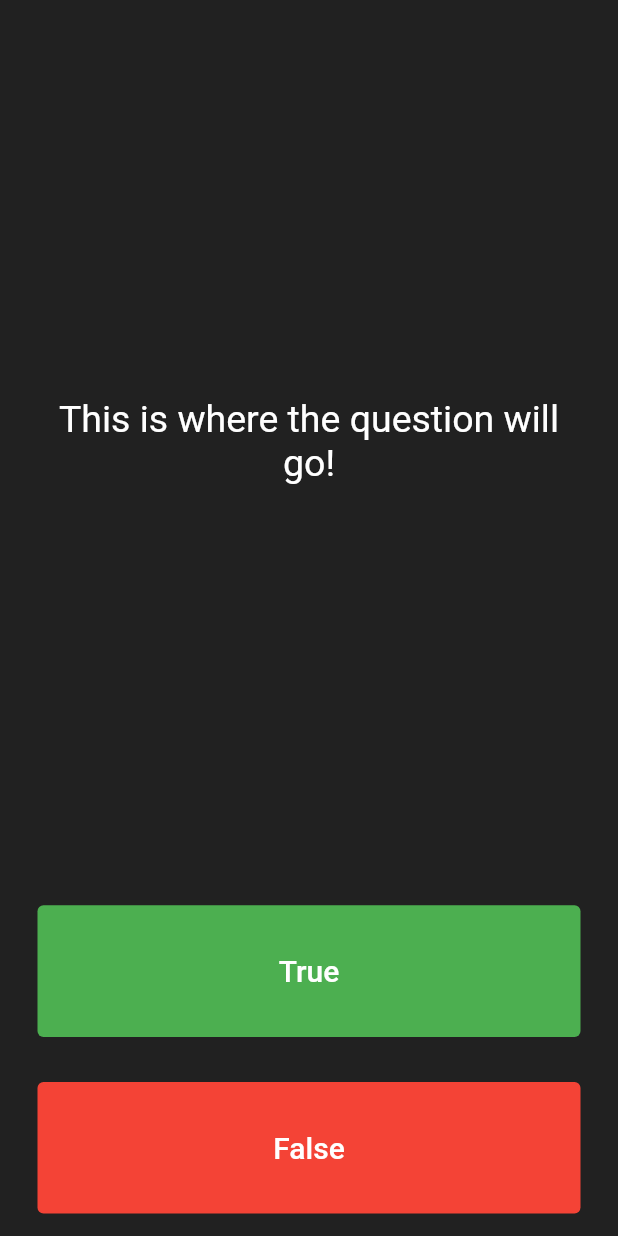
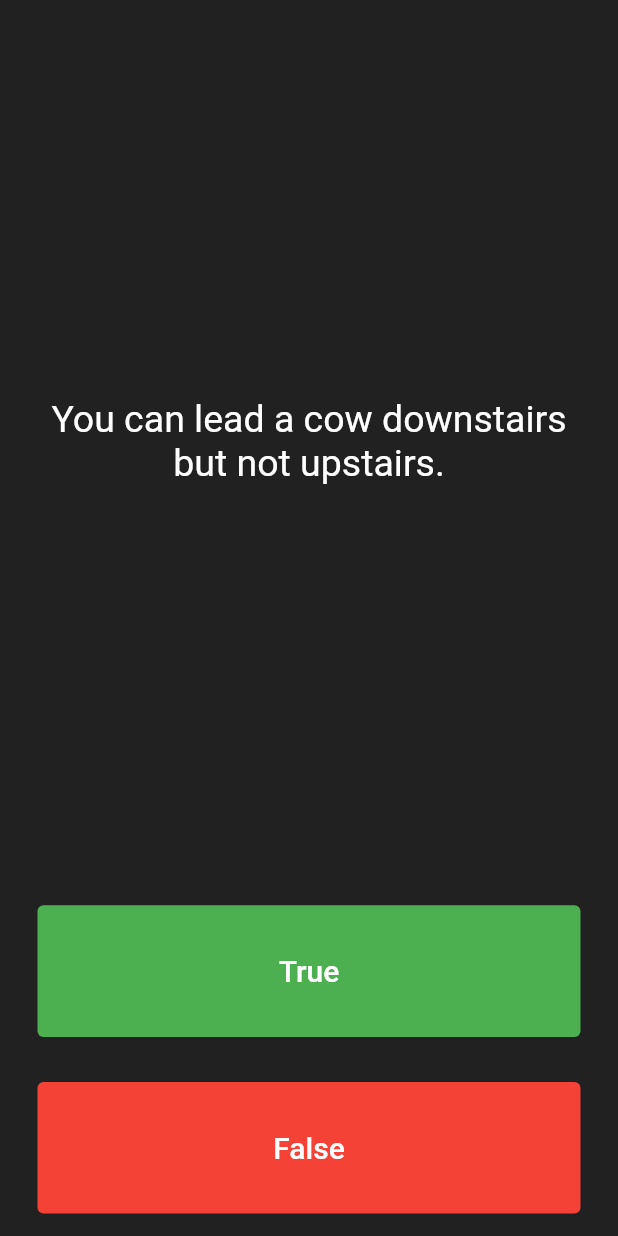
Before and after one commit to G-Shack/flutter_quizzler, a Flutter app: the screen it shows after launch, after a tap on "True", on a phone screen of 412 x 824 dp. Run offline on Flutter 3.47's test engine with Material 2 defaults, Android fonts, the phone set to English and light mode, and no system bars.

Commit message:
added 2 list questions and score keeper and functions to change them.

```diff
--- a/lib/main.dart
+++ b/lib/main.dart
@@ -1,7 +1,7 @@
 import 'package:flutter/material.dart';
 
 void main() {
-  runApp(Quizzler());
+  runApp(const Quizzler());
 }
 
 class Quizzler extends StatelessWidget {
@@ -13,7 +13,7 @@ class Quizzler extends StatelessWidget {
       debugShowCheckedModeBanner: false,
       home: Scaffold(
         backgroundColor: Colors.grey.shade900,
-        body: SafeArea(
+        body: const SafeArea(
           child: Padding(
             padding: EdgeInsets.symmetric(horizontal: 10.0),
             child: QuizPage(),
@@ -32,6 +32,13 @@ class QuizPage extends StatefulWidget {
 }
 
 class _QuizPageState extends State<QuizPage> {
+  List<Icon> scoreKeeper = [];
+  List<String> questions = [
+    'You can lead a cow downstairs but not upstairs.',
+    'Approximately one quarter of human bones are in the feet.',
+    'A slug\'s blood is green.'
+  ];
+  int queNo = 0;
   @override
   Widget build(BuildContext context) {
     return Column(
@@ -44,7 +51,7 @@ class _QuizPageState extends State<QuizPage> {
             padding: EdgeInsets.all(10.0),
             child: Center(
               child: Text(
-                'This is where the question will go!',
+                questions[0],
                 textAlign: TextAlign.center,
                 style: TextStyle(
                   color: Colors.white,
@@ -56,12 +63,16 @@ class _QuizPageState extends State<QuizPage> {
         ),
         Expanded(
           child: Padding(
-            padding: EdgeInsets.all(15.0),
+            padding: const EdgeInsets.all(15.0),
             child: TextButton(
-              onPressed: () {},
+              onPressed: () {
+                setState(() {
+                  queNo++;
+                });
+              },
               style: TextButton.styleFrom(
                   foregroundColor: Colors.white, backgroundColor: Colors.green),
-              child: Text(
+              child: const Text(
                 'True',
                 style: TextStyle(color: Colors.white, fontSize: 20.0),
               ),
@@ -70,12 +81,16 @@ class _QuizPageState extends State<QuizPage> {
         ),
         Expanded(
           child: Padding(
-            padding: EdgeInsets.all(15.0),
+            padding: const EdgeInsets.all(15.0),
             child: TextButton(
-              onPressed: () {},
+              onPressed: () {
+                setState(() {
+                  queNo++;
+                });
+              },
               style: TextButton.styleFrom(
                   foregroundColor: Colors.white, backgroundColor: Colors.red),
-              child: Text(
+              child: const Text(
                 'False',
                 style: TextStyle(color: Colors.white, fontSize: 20.0),
               ),
```
